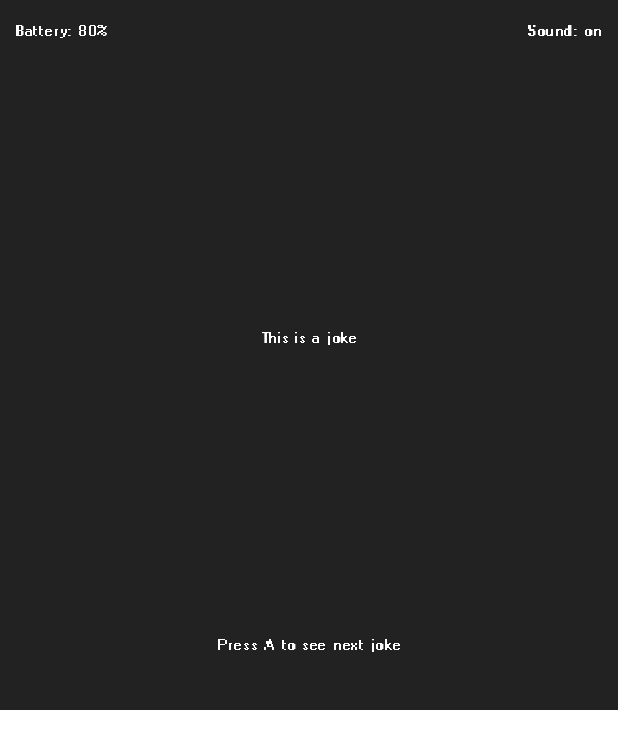
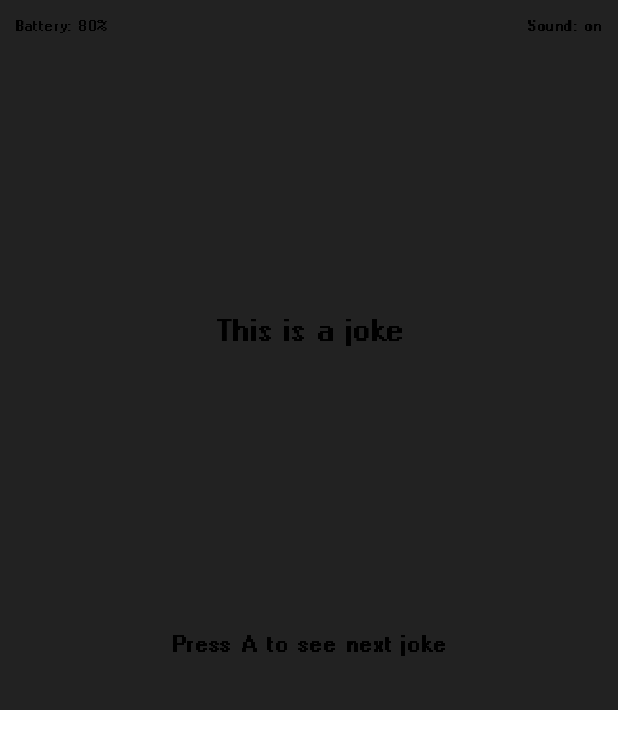
Before and after one commit to nunezmartelevi/jokesforall-app-mobile-android, an Android app built with Jetpack Compose: the @Preview function TextFramePreview, on a phone screen of 412 x 824 dp. Shown: the top 749 px of the screen. Run offline under Robolectric (Android 15) with nearby library versions, the phone set to English and light mode, and no system bars; our stand-ins replace constraintlayout-compose.

Commit message:
Add adobe dia font and set typography

```diff
--- a/app/src/main/java/com/levi/jokesforall/ui/views/frames/TextFrame.kt
+++ b/app/src/main/java/com/levi/jokesforall/ui/views/frames/TextFrame.kt
@@ -63,8 +63,7 @@ fun TextFrame(
                 bottom.linkTo(parent.bottom, margin = 20.dp)
             }
         ) {
-            val textStyle = TextStyle()
-            footerContent(textStyle)
+            footerContent(MaterialTheme.typography.bodyMedium)
         }
     }
 }
@@ -78,12 +77,12 @@ private fun Header(
     Row(modifier = modifier.fillMaxWidth()) {
         Text(
             text = batteryLabel,
-            color = MaterialTheme.colorScheme.onPrimary
+            style = MaterialTheme.typography.bodySmall
         )
         Spacer(modifier = Modifier.weight(1f))
         Text(
             text = soundLabel,
-            color = MaterialTheme.colorScheme.onPrimary
+            style = MaterialTheme.typography.bodySmall
         )
     }
 }
@@ -97,7 +96,7 @@ private fun MainContent(
         modifier = modifier.fillMaxWidth(),
         text = text,
         textAlign = TextAlign.Center,
-        color = MaterialTheme.colorScheme.onPrimary
+        style = MaterialTheme.typography.bodyLarge
     )
 }
 
@@ -127,7 +126,7 @@ private fun TextFramePreview() {
                     modifier = Modifier.fillMaxWidth(),
                     text = stringResource(R.string.continue_next_joke),
                     textAlign = TextAlign.Center,
-                    color = MaterialTheme.colorScheme.onPrimary
+                    style = it
                 )
             }
         )
```
Also changed, not shown: app/src/main/java/com/levi/jokesforall/ui/theme/Type.kt (+14 -0 lines).
